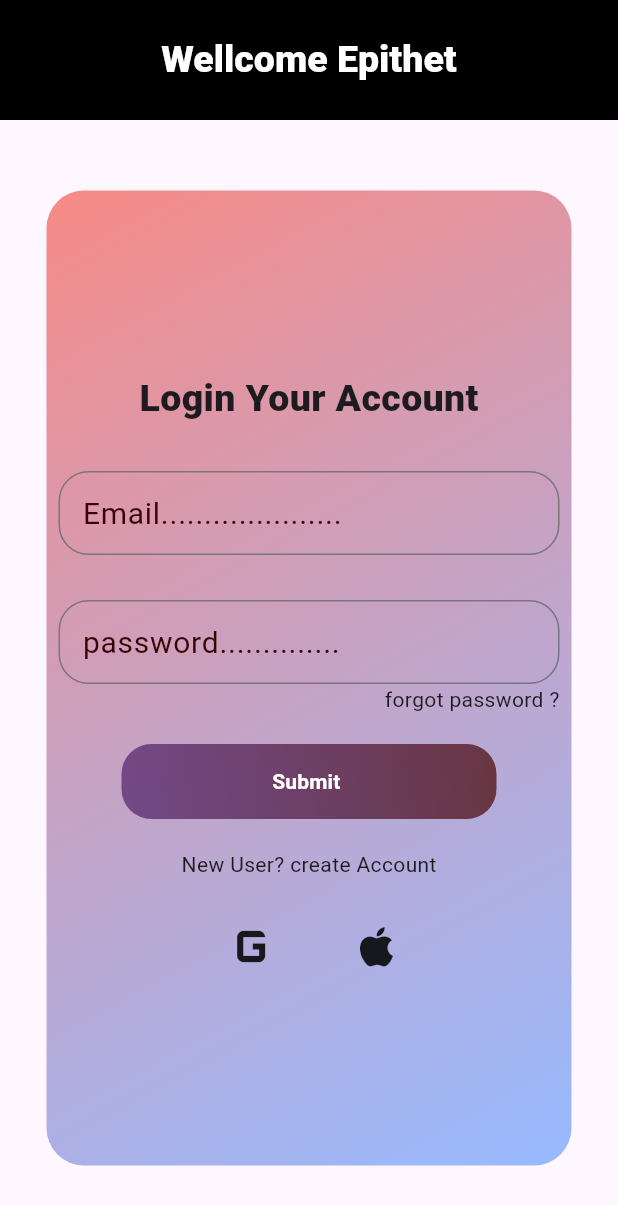
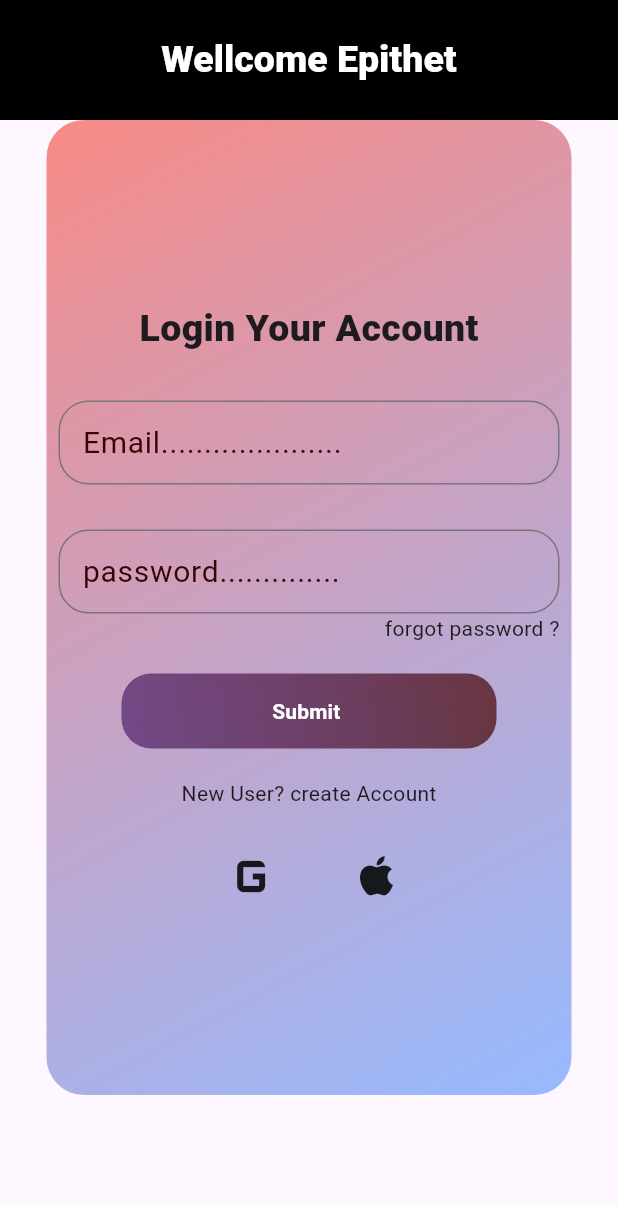
Before and after one commit to Aalokkumar0/epithet, a Flutter app: the screen it shows after launch, on a phone screen of 412 x 824 dp. Shown: the top 1205 px of the screen. Run offline on Flutter 3.47's test engine with Material 3 defaults, Android fonts, the phone set to English and light mode, and no system bars.

Commit message:
Refactor CardScreen layout for improved readability and maintainability

```diff
--- a/lib/widget/card.dart
+++ b/lib/widget/card.dart
@@ -5,7 +5,9 @@ class CardScreen extends StatelessWidget {
 
   @override
   Widget build(BuildContext context) {
-    return Center(
+    return SingleChildScrollView(
+      scrollDirection: Axis.vertical,
+      child: Center(
         child: Container(
           height: 650,
           width: 350,
@@ -113,6 +115,7 @@ class CardScreen extends StatelessWidget {
             ),
           ),
         ),
+      ),
     );
   }
 }
```
Lines whose indentation alone changed are shown as unchanged.
